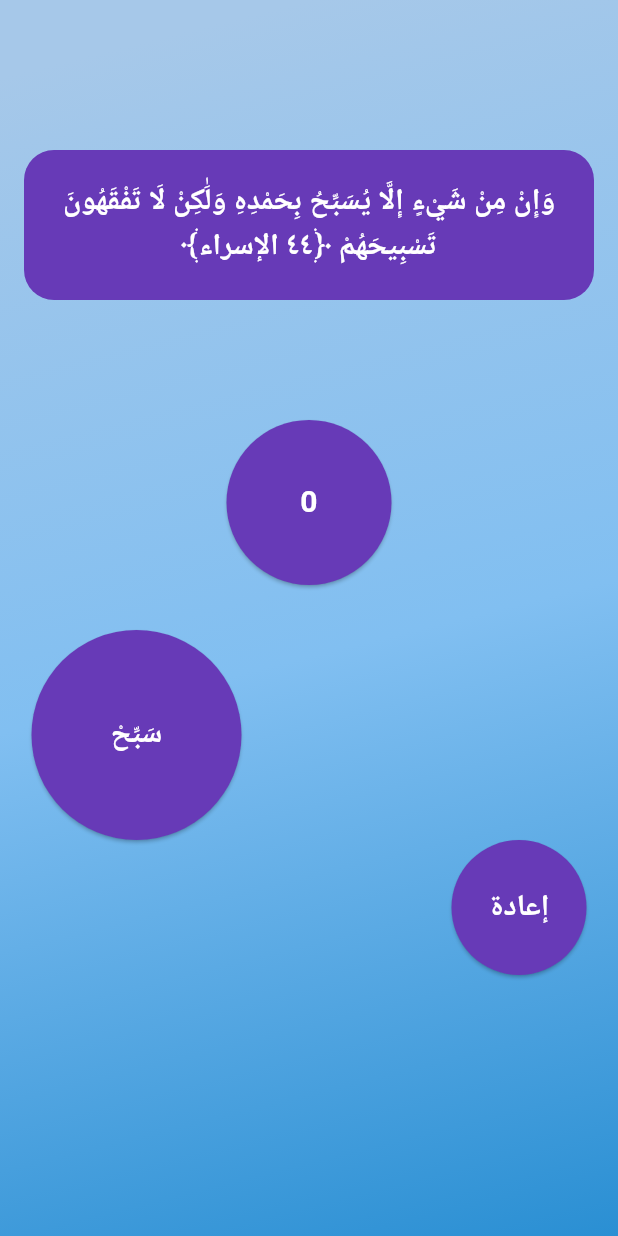
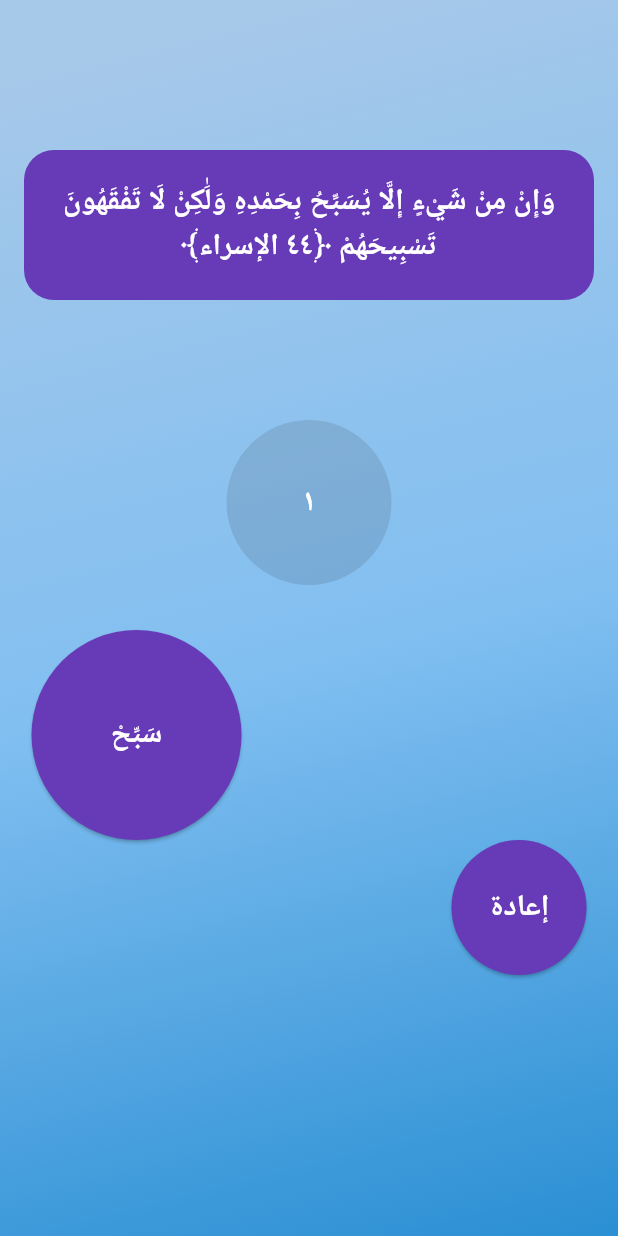
Before and after one commit to yousefmohamed35/Adkar, a Flutter app: the screen it shows after launch, after a tap on "سَبِّحْ", on a phone screen of 412 x 824 dp. Run offline on Flutter 3.47's test engine with Material 3 defaults, Android fonts, the phone set to English and light mode, and no system bars; our stand-ins replace flutter_bloc, get_it, shared_preferences.

Commit message:
create home view body

```diff
--- /dev/null
+++ b/lib/core/convert_to_arabic.dart
@@ -0,0 +1,10 @@
+String convertToArabicNumbers(String input) {
+  const english = ['0','1','2','3','4','5','6','7','8','9'];
+  const arabic = ['٠','١','٢','٣','٤','٥','٦','٧','٨','٩'];
+
+  for (int i = 0; i < english.length; i++) {
+    input = input.replaceAll(english[i], arabic[i]);
+  }
+
+  return input;
+}
--- a/lib/feature/home/presentation/views/home_view.dart
+++ b/lib/feature/home/presentation/views/home_view.dart
@@ -1,6 +1,5 @@
 import 'package:flutter/material.dart';
-import 'widgets/custom_button.dart';
-import 'widgets/custom_container.dart';
+import 'widgets/home_view_body.dart';
 
 class HomeView extends StatelessWidget {
   const HomeView({super.key});
@@ -8,44 +7,7 @@ class HomeView extends StatelessWidget {
   @override
   Widget build(BuildContext context) {
     return Scaffold(
-      body: Container(
-        decoration: BoxDecoration(
-          gradient: LinearGradient(
-            colors: [
-              Color.fromARGB(255, 166, 200, 233), // Misty Purple
-              Color.fromARGB(255, 129, 191, 241), // Sky Blue
-              Color.fromARGB(255, 42, 143, 211), // Cool Gray // Light Blue Grey
-            ],
-            begin: Alignment.topCenter,
-            end: Alignment.bottomRight,
-          ),
-        ),
-        child: Padding(
-          padding: const EdgeInsets.symmetric(horizontal: 16),
-          child: Column(
-            children: [
-              SizedBox(height: 100),
-              CustomContainer(
-                text:
-                    'وَإِنْ مِنْ شَيْءٍ إِلَّا يُسَبِّحُ بِحَمْدِهِ وَلَٰكِنْ لَا تَفْقَهُونَ تَسْبِيحَهُمْ ﴿٤٤ الإسراء﴾',
-              ),
-              SizedBox(height: 80),
-              CustomButton(text: '0', width: 120, hight: 110),
-              SizedBox(height: 30),
-              Row(
-                children: [
-                  CustomButton(text: 'سَبِّحْ', width: 150, hight: 140),
-                ],
-              ),
-
-              Row(
-                mainAxisAlignment: MainAxisAlignment.end,
-                children: [CustomButton(text: 'إعادة')],
-              ),
-            ],
-          ),
-        ),
-      ),
+      body: HomeViewBody(),
     );
   }
 }
--- a/lib/feature/home/presentation/views/widgets/custom_button.dart
+++ b/lib/feature/home/presentation/views/widgets/custom_button.dart
@@ -3,10 +3,17 @@ import 'package:flutter/material.dart';
 import 'custom_text.dart';
 
 class CustomButton extends StatelessWidget {
-  const CustomButton({super.key, required this.text, this.width, this.hight});
+  const CustomButton({
+    super.key,
+    required this.text,
+    this.width,
+    this.hight,
+    this.onPressed,
+  });
   final String text;
   final double? width;
   final double? hight;
+  final void Function()? onPressed;
   @override
   Widget build(BuildContext context) {
     return ElevatedButton(
@@ -15,7 +22,7 @@ class CustomButton extends StatelessWidget {
         shape: CircleBorder(),
         fixedSize: Size(width ?? 100, hight ?? 90),
       ),
-      onPressed: () {},
+      onPressed: onPressed,
       child: CustomText(text: text),
     );
   }
--- /dev/null
+++ b/lib/feature/home/presentation/views/widgets/home_view_body.dart
@@ -0,0 +1,79 @@
+import 'package:flutter/material.dart';
+import 'package:flutter_bloc/flutter_bloc.dart';
+
+import '../../../../../core/convert_to_arabic.dart';
+import '../../manager/counter_cubit.dart';
+import 'custom_button.dart';
+import 'custom_container.dart';
+
+class HomeViewBody extends StatelessWidget {
+  const HomeViewBody({
+    super.key,
+  });
+
+  @override
+  Widget build(BuildContext context) {
+    return Container(
+      decoration: BoxDecoration(
+        gradient: LinearGradient(
+          colors: [
+            Color.fromARGB(255, 166, 200, 233), // Misty Purple
+            Color.fromARGB(255, 129, 191, 241), // Sky Blue
+            Color.fromARGB(255, 42, 143, 211), // Cool Gray // Light Blue Grey
+          ],
+          begin: Alignment.topCenter,
+          end: Alignment.bottomRight,
+        ),
+      ),
+      child: Padding(
+        padding: const EdgeInsets.symmetric(horizontal: 16),
+        child: BlocBuilder<CounterCubit, int>(
+          builder: (context, state) {
+            var cubit = context.read<CounterCubit>();
+
+            return Column(
+              children: [
+                SizedBox(height: 100),
+                CustomContainer(
+                  text:
+                      'وَإِنْ مِنْ شَيْءٍ إِلَّا يُسَبِّحُ بِحَمْدِهِ وَلَٰكِنْ لَا تَفْقَهُونَ تَسْبِيحَهُمْ ﴿٤٤ الإسراء﴾',
+                ),
+                SizedBox(height: 80),
+                CustomButton(
+                  text: convertToArabicNumbers(state.toString()),
+                  width: 120,
+                  hight: 110,
+                ),
+                SizedBox(height: 30),
+                Row(
+                  children: [
+                    CustomButton(
+                      text: 'سَبِّحْ',
+                      width: 150,
+                      hight: 140,
+                      onPressed: () {
+                        cubit.increamentValue();
+                      },
+                    ),
+                  ],
+                ),
+
+                Row(
+                  mainAxisAlignment: MainAxisAlignment.end,
+                  children: [
+                    CustomButton(
+                      text: 'إعادة',
+                      onPressed: () {
+                        cubit.resetValue();
+                      },
+                    ),
+                  ],
+                ),
+              ],
+            );
+          },
+        ),
+      ),
+    );
+  }
+}
--- a/lib/main.dart
+++ b/lib/main.dart
@@ -1,12 +1,14 @@
 import 'package:adkar/core/database/cache/cache_helper.dart';
 import 'package:adkar/core/service_locator.dart';
+import 'package:adkar/feature/home/presentation/manager/counter_cubit.dart';
 import 'package:adkar/feature/home/presentation/views/home_view.dart';
 import 'package:flutter/material.dart';
+import 'package:flutter_bloc/flutter_bloc.dart';
 
-void main() {
+void main() async {
   WidgetsFlutterBinding.ensureInitialized();
   setupServiceLocator();
-  getIt.get<CacheHelper>().initialize();
+  await getIt.get<CacheHelper>().initialize();
   runApp(const AdkharApp());
 }
 
@@ -15,10 +17,13 @@ class AdkharApp extends StatelessWidget {
 
   @override
   Widget build(BuildContext context) {
-    return MaterialApp(
-      theme: ThemeData(useMaterial3: true),
-      debugShowCheckedModeBanner: false,
-      home: HomeView(),
+    return BlocProvider(
+      create: (context) => CounterCubit(),
+      child: MaterialApp(
+        theme: ThemeData(useMaterial3: true),
+        debugShowCheckedModeBanner: false,
+        home: HomeView(),
+      ),
     );
   }
 }
--- a/pubspec.yaml
+++ b/pubspec.yaml
@@ -34,6 +34,7 @@ dependencies:
   flutter_bloc: ^9.1.0
   get_it: ^8.0.3
   shared_preferences: ^2.5.3
+  intl: ^0.18.1
 
 dev_dependencies:
   flutter_lints: ^5.0.0
```
Also changed, not shown: pubspec.lock, 1 other file.
